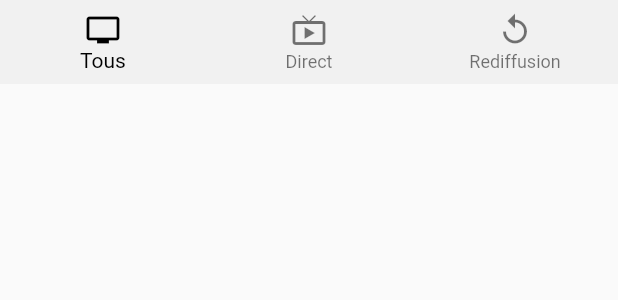
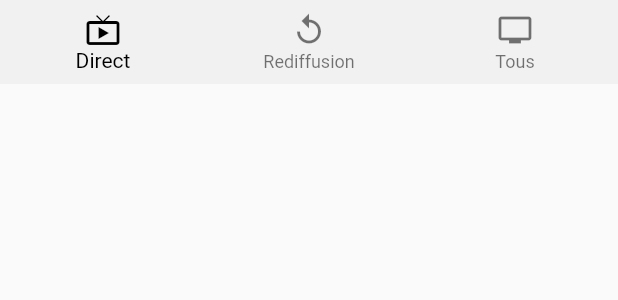
Before and after one commit to rgalich/programme_tv_multisport, a Flutter app: the BottomNavigationBarHome widget shown alone on an empty page, opened directly, on a phone screen of 412 x 824 dp. Shown: the top 300 px of the screen. Run offline on Flutter 3.47's test engine with Material 2 defaults, Android fonts, the phone set to English and light mode, and no system bars; our stand-ins replace bloc, cloud_firestore, equatable, firebase_crashlytics, firebase_storage, flutter_bloc and 2 more; accounts and stored records are empty.

```diff
--- a/lib/src/bloc/broadcastSelectedBloc/broadcastSelectedBloc.dart
+++ b/lib/src/bloc/broadcastSelectedBloc/broadcastSelectedBloc.dart
@@ -5,7 +5,7 @@ import './bloc.dart';
 
 class BroadcastSelectedBloc extends Bloc<BroadcastSelectedEvent, BroadcastSelectedState> {
   @override
-  BroadcastSelectedState get initialState => BroadcastSelectedLoaded(broadcast: Broadcast.All);
+  BroadcastSelectedState get initialState => BroadcastSelectedLoaded(broadcast: Broadcast.Live);
 
   @override
   Stream<BroadcastSelectedState> mapEventToState(
--- a/lib/src/enums/broadcast.dart
+++ b/lib/src/enums/broadcast.dart
@@ -1,5 +1,5 @@
 enum Broadcast {
-  All,
   Live,
-  Replay
+  Replay,
+  All
 }
--- a/lib/src/widgets/bottomNavigationBarHome.dart
+++ b/lib/src/widgets/bottomNavigationBarHome.dart
@@ -13,22 +13,25 @@ class BottomNavigationBarHome extends StatelessWidget {
           currentIndex: (state as BroadcastSelectedLoaded).broadcast.index,
           onTap: (index) {
             BlocProvider.of<BroadcastSelectedBloc>(context)
-                  .add(BroadcastSelected(broadcast: Broadcast.values[index]));
+                .add(BroadcastSelected(broadcast: Broadcast.values[index]));
           },
           elevation: 0.0,
+
           backgroundColor: Colors.grey.withOpacity(0.1),
           selectedItemColor: Colors.black,
           items: [
-            BottomNavigationBarItem(
-              icon: Icon(Icons.tv),
-              title: Text('Tous'),
-            ),
             BottomNavigationBarItem(
               icon: Icon(Icons.live_tv),
               title: Text('Direct'),
             ),
             BottomNavigationBarItem(
-                icon: Icon(Icons.replay), title: Text('Rediffusion'))
+              icon: Icon(Icons.replay),
+              title: Text('Rediffusion'),
+            ),
+            BottomNavigationBarItem(
+              icon: Icon(Icons.tv),
+              title: Text('Tous'),
+            ),
           ],
         );
       },
--- a/lib/src/widgets/widgets.dart
+++ b/lib/src/widgets/widgets.dart
@@ -3,3 +3,5 @@ export './drawerHome.dart';
 export './listTileDrawerHome.dart';
 export './bodyHome.dart';
 export './bottomNavigationBarHome.dart';
+export './splashScreen.dart';
+export './home.dart';
--- a/pubspec.yaml
+++ b/pubspec.yaml
@@ -26,3 +26,5 @@ dev_dependencies:
 
 flutter:
   uses-material-design: true
+  assets:
+    - assets/logo.png
```
Also changed, not shown: lib/main.dart (+9 -25 lines), lib/src/widgets/bodyHome.dart (+9 -15 lines), lib/src/widgets/home.dart (added, +36 -0 lines), lib/src/widgets/splashScreen.dart (added, +39 -0 lines), assets/logo.png (added), 2 other files.
